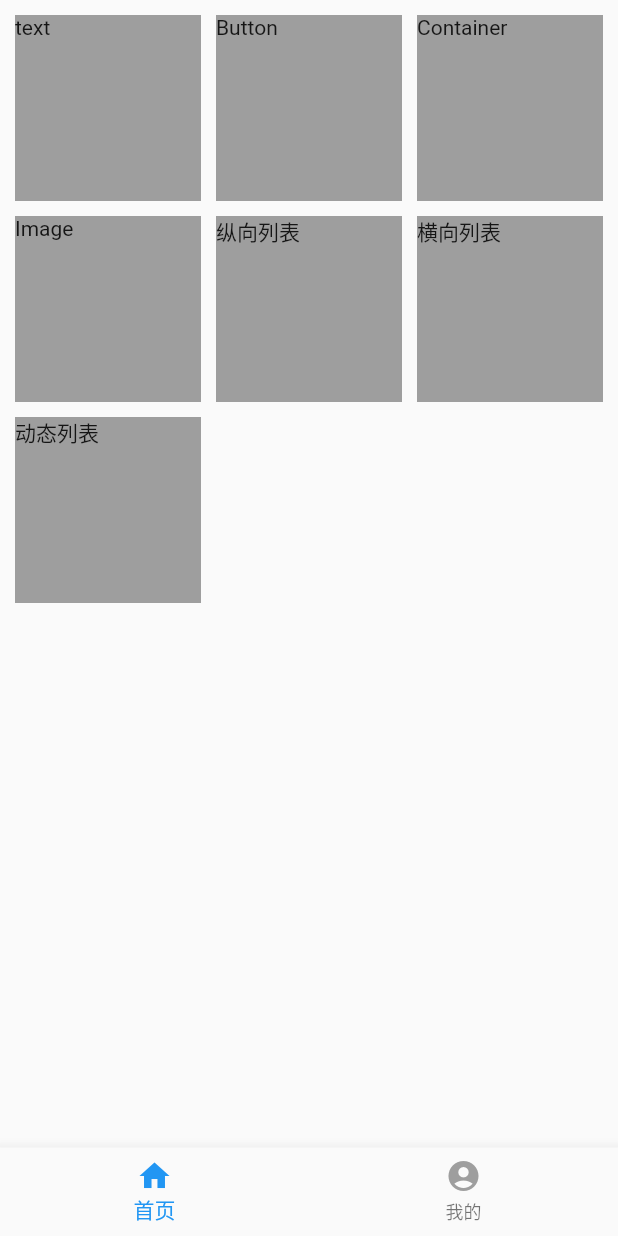
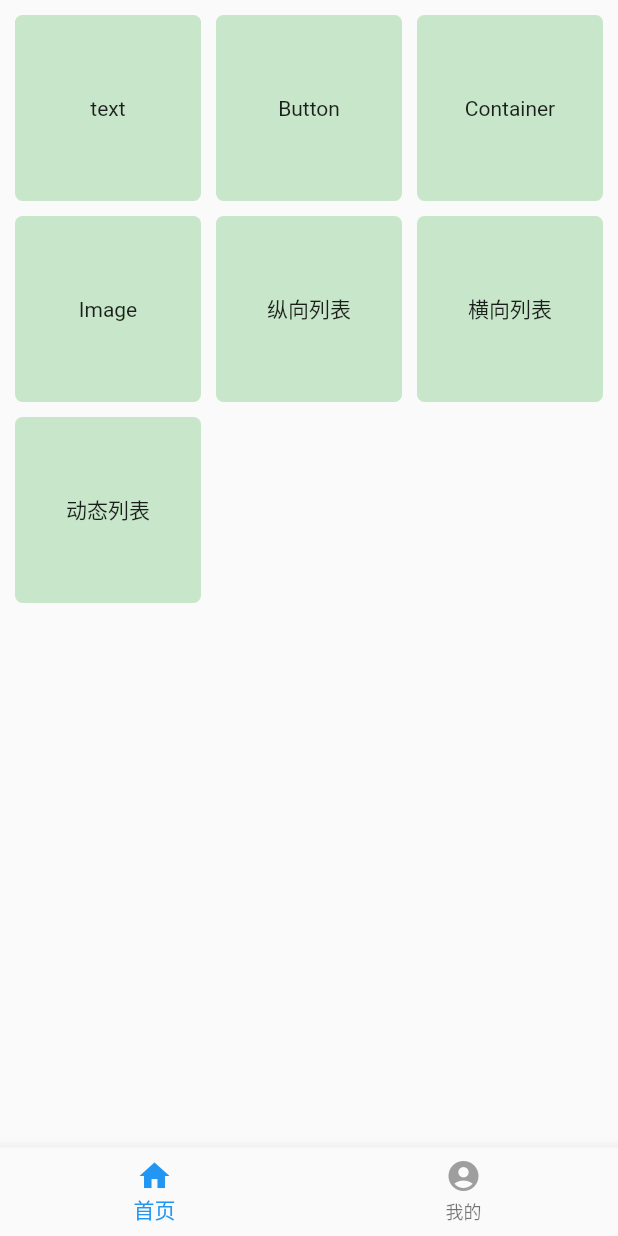
Before and after one commit to candy252324/flutter, a Flutter app: the screen it shows after launch, on a phone screen of 412 x 824 dp. Run offline on Flutter 3.47's test engine with Material 2 defaults, Android fonts, the phone set to English and light mode, and no system bars.

Commit message:
样式调整

```diff
--- a/demo01/lib/navigator/home_page.dart
+++ b/demo01/lib/navigator/home_page.dart
@@ -23,11 +23,15 @@ class _HomePageState extends State<HomePage> {
         Container(
           width:100,
           height: 100,
-          color:Colors.grey,
+          padding:const EdgeInsets.all(10),  // 内边距
+          decoration: new BoxDecoration(
+            color: Colors.green[100],
+            borderRadius: BorderRadius.all(Radius.circular(5)),
+          ),
           // 因为Container本身没有点击事件，这里使用GestureDetector捕获点击事件
           child: GestureDetector(
-            child: Text(
-              item["text"],
+            child: Center(
+              child:Text(item["text"]),
             ),
             onTap: (){
               Navigator.pushNamed(context, item["route"]);
```
